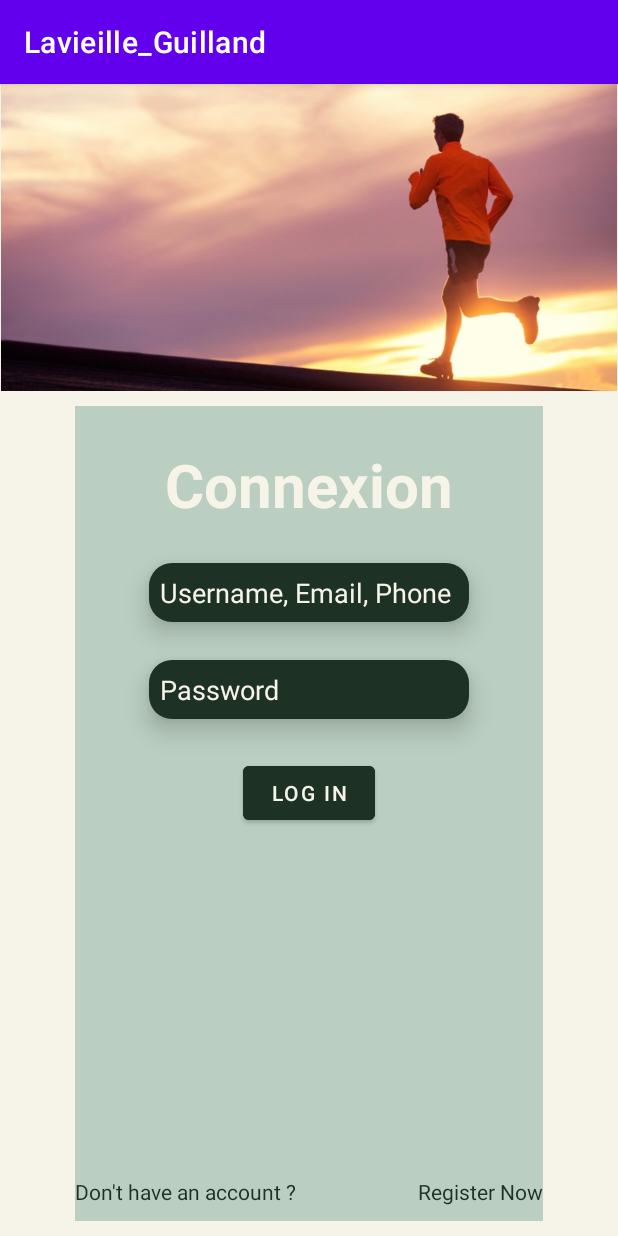
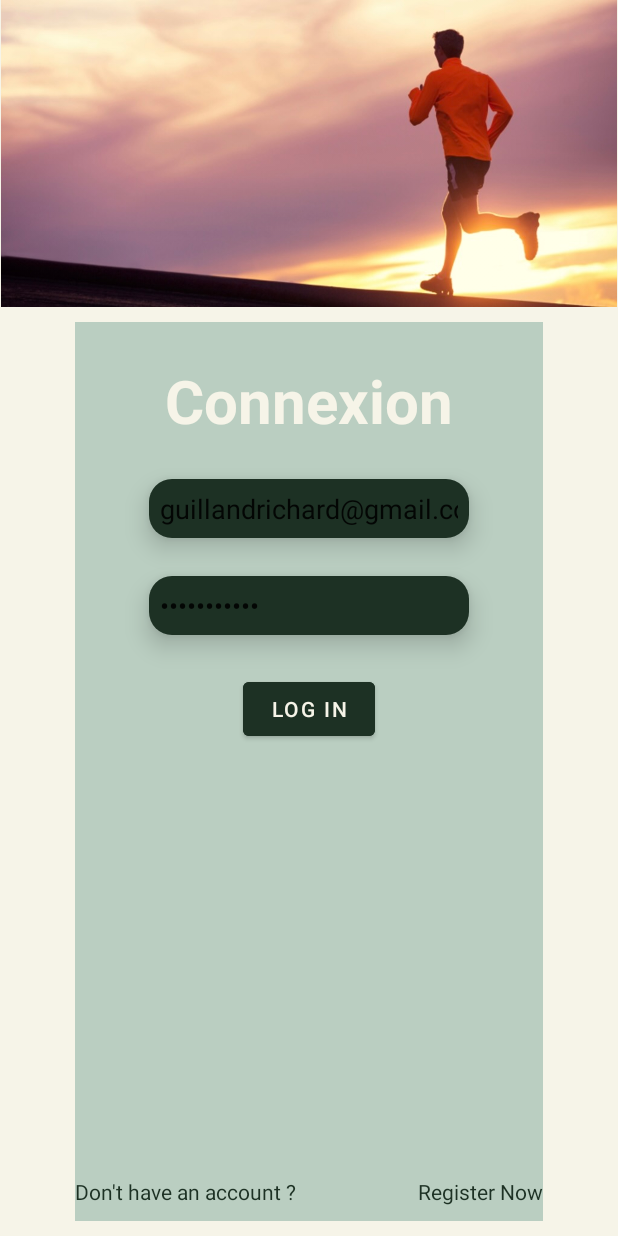
Before and after one commit to AlexisLVL/TP-Final-Maps, an Android app: the screen it shows after launch (LandingActivity), on a phone screen of 412 x 824 dp. Run offline under Robolectric (Android 15) with nearby library versions, the light colour scheme and no system bars.

Commit message:
Work: database working + Location List reduce informations displayed

```diff
--- a/app/build.gradle
+++ b/app/build.gradle
@@ -57,4 +57,6 @@ dependencies {
 
     implementation 'org.apache.logging.log4j:log4j-api:2.20.0'
     annotationProcessor 'org.apache.logging.log4j:log4j-core:2.20.0'
+
+    implementation 'mysql:mysql-connector-java:5.1.49'
 }
--- a/app/src/main/AndroidManifest.xml
+++ b/app/src/main/AndroidManifest.xml
@@ -22,7 +22,6 @@
             android:exported="true" >
             <intent-filter>
                 <action android:name="android.intent.action.MAIN" />
-
                 <category android:name="android.intent.category.LAUNCHER" />
             </intent-filter>
         </activity>
--- a/app/src/main/java/com/lavieille/lavieille_guilland/MainActivity.java
+++ b/app/src/main/java/com/lavieille/lavieille_guilland/MainActivity.java
@@ -49,7 +49,7 @@ public class MainActivity extends AppCompatActivity {
         ((TextView) findViewById(R.id.address)).setText(location.getAddress());
         ((TextView) findViewById(R.id.coordinates)).setText(location.getCoordinates());
         ((TextView) findViewById(R.id.description)).setText(location.getDescription());
-        ((TextView) findViewById(R.id.note)).setText(location.getNote());
+        ((TextView) findViewById(R.id.note)).setText("Note " + location.getNote() +  "/10");
 
         System.out.println();
 
--- a/app/src/main/java/com/lavieille/lavieille_guilland/signin/FirebaseConnection.java
+++ b/app/src/main/java/com/lavieille/lavieille_guilland/signin/FirebaseConnection.java
@@ -32,6 +32,7 @@ public class FirebaseConnection {
         mAuth.signInWithEmailAndPassword(email, password)
                 .addOnCompleteListener((Activity) activity, task -> {
                     if (task.isSuccessful()) {
+                        user = task.getResult().getUser();
                         activity.authSuccess();
                     } else {
                         activity.authFailure();
--- a/app/src/main/res/layout/activity_landing.xml
+++ b/app/src/main/res/layout/activity_landing.xml
@@ -52,6 +52,46 @@
         app:layout_constraintBottom_toBottomOf="parent"
         app:layout_constraintStart_toStartOf="parent" />
 
+    <EditText
+        android:id="@+id/usernameInput"
+        android:layout_width="wrap_content"
+        android:layout_height="wrap_content"
+        android:layout_marginTop="@dimen/textview_height"
+        android:background="@drawable/rounded_edittext_focused"
+        android:elevation="10dp"
+        android:ems="10"
+        android:hint="Username, Email, Phone"
+        android:text="guillandrichard@gmail.com"
+        android:inputType="textPersonName"
+        android:padding="7dp"
+
+        android:textColorHint="@color/white"
+
+        app:layout_constraintEnd_toEndOf="parent"
+        app:layout_constraintHorizontal_bias="0.5"
+        app:layout_constraintStart_toStartOf="parent"
+        app:layout_constraintTop_toBottomOf="@+id/textConnexion" />
+
+    <EditText
+        android:id="@+id/passwordInput"
+        android:layout_width="wrap_content"
+        android:layout_height="wrap_content"
+        android:layout_marginTop="@dimen/textview_height"
+        android:background="@drawable/rounded_edittext_focused"
+        android:elevation="10dp"
+        android:ems="10"
+        android:hint="Password"
+        android:text="hexteckgate"
+        android:inputType="textPassword"
+        android:padding="7dp"
+
+        android:textColorHint="@color/white"
+
+        app:layout_constraintEnd_toEndOf="parent"
+        app:layout_constraintHorizontal_bias="0.5"
+        app:layout_constraintStart_toStartOf="parent"
+        app:layout_constraintTop_toBottomOf="@+id/usernameInput" />
+
     <Button
         android:id="@+id/logInButton"
         android:layout_width="wrap_content"
@@ -65,45 +105,7 @@
         app:layout_constraintEnd_toEndOf="parent"
         app:layout_constraintHorizontal_bias="0.5"
         app:layout_constraintStart_toStartOf="parent"
-        app:layout_constraintTop_toBottomOf="@+id/paswordEditText" />
-
-    <EditText
-        android:id="@+id/nameEditText"
-        android:layout_width="wrap_content"
-        android:layout_height="wrap_content"
-        android:layout_marginTop="@dimen/textview_height"
-        android:background="@drawable/rounded_edittext_focused"
-        android:elevation="10dp"
-        android:ems="10"
-        android:hint="Username, Email, Phone"
-        android:inputType="textPersonName"
-        android:padding="7dp"
-
-        android:textColorHint="@color/white"
-
-        app:layout_constraintEnd_toEndOf="parent"
-        app:layout_constraintHorizontal_bias="0.5"
-        app:layout_constraintStart_toStartOf="parent"
-        app:layout_constraintTop_toBottomOf="@+id/textConnexion" />
-
-    <EditText
-        android:id="@+id/paswordEditText"
-        android:layout_width="wrap_content"
-        android:layout_height="wrap_content"
-        android:layout_marginTop="@dimen/textview_height"
-        android:background="@drawable/rounded_edittext_focused"
-        android:elevation="10dp"
-        android:ems="10"
-        android:hint="Password"
-        android:inputType="textPassword"
-        android:padding="7dp"
-
-        android:textColorHint="@color/white"
-
-        app:layout_constraintEnd_toEndOf="parent"
-        app:layout_constraintHorizontal_bias="0.5"
-        app:layout_constraintStart_toStartOf="parent"
-        app:layout_constraintTop_toBottomOf="@+id/nameEditText" />
+        app:layout_constraintTop_toBottomOf="@+id/passwordInput" />
 
     <TextView
         android:id="@+id/registerNowButton"
--- a/app/src/main/res/values-night/themes.xml
+++ b/app/src/main/res/values-night/themes.xml
@@ -1,6 +1,6 @@
 <resources xmlns:tools="http://schemas.android.com/tools">
     <!-- Base application theme. -->
-    <style name="Theme.Lavieille_Guilland" parent="Theme.MaterialComponents.DayNight.DarkActionBar">
+    <style name="Theme.Lavieille_Guilland" parent="Theme.MaterialComponents.DayNight.NoActionBar">
         <!-- Primary brand color. -->
         <item name="colorPrimary">@color/purple_200</item>
         <item name="colorPrimaryVariant">@color/purple_700</item>
--- a/app/src/main/res/values/themes.xml
+++ b/app/src/main/res/values/themes.xml
@@ -1,6 +1,6 @@
 <resources xmlns:tools="http://schemas.android.com/tools">
     <!-- Base application theme. -->
-    <style name="Theme.Lavieille_Guilland" parent="Theme.MaterialComponents.DayNight.DarkActionBar">
+    <style name="Theme.Lavieille_Guilland" parent="Theme.MaterialComponents.DayNight.NoActionBar">
         <!-- Primary brand color. -->
         <item name="colorPrimary">@color/purple_500</item>
         <item name="colorPrimaryVariant">@color/purple_700</item>
```
Also changed, not shown: app/src/main/java/com/lavieille/lavieille_guilland/LandingActivity.java (+4 -3 lines), app/src/main/java/com/lavieille/lavieille_guilland/ListLocationsActivity.java (+21 -15 lines), app/src/main/java/com/lavieille/lavieille_guilland/MapActivity.java (+14 -0 lines), app/src/main/java/com/lavieille/lavieille_guilland/adapter/LocationsAdapter.java (+2 -8 lines), app/src/main/java/com/lavieille/lavieille_guilland/favorite/DBFavorites.java (added, +75 -0 lines), app/src/main/res/layout/item_locations.xml (+1 -32 lines).
